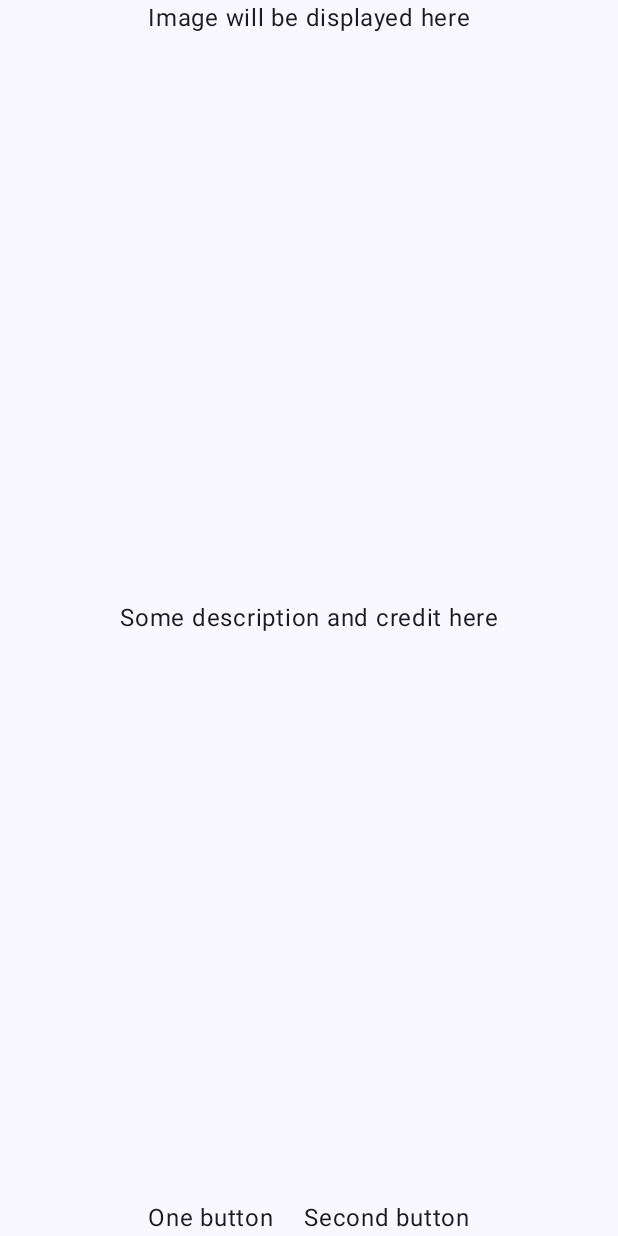
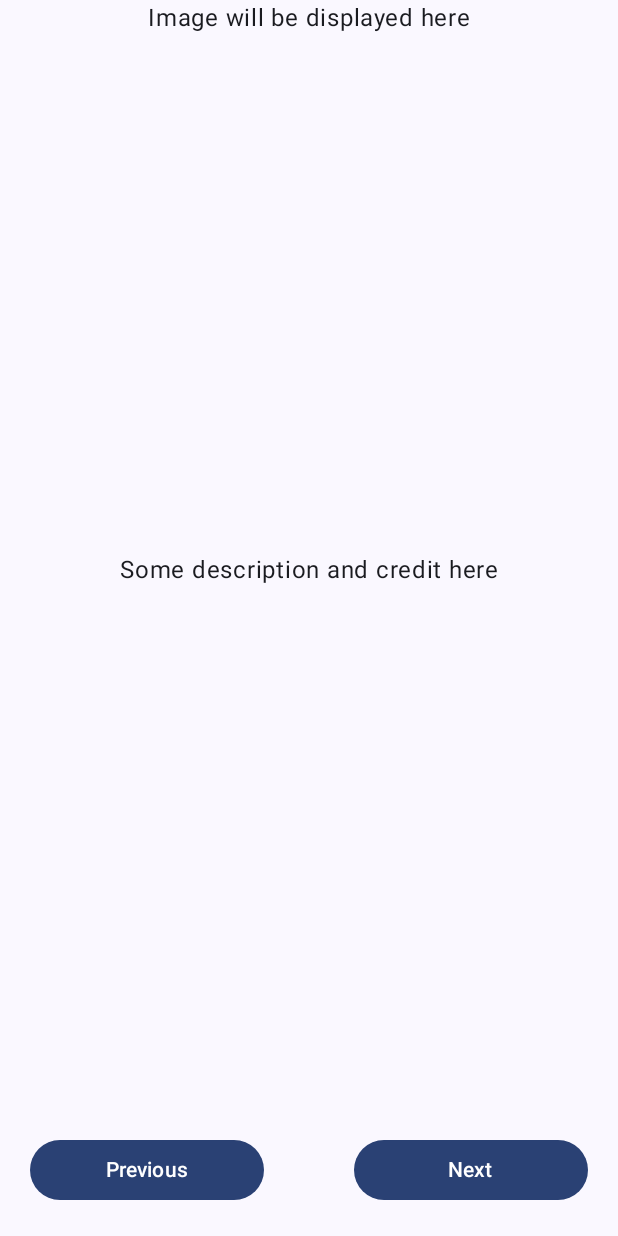
Before and after one commit to UsmanQT/kotlin-android-learn, an Android app built with Jetpack Compose: the screen it shows after launch (MainActivity), on a phone screen of 412 x 824 dp. Run offline under Robolectric (Android 15) with nearby library versions, the light colour scheme and no system bars.

Commit message:
added buttons and aligned them

```diff
--- a/app/src/main/java/com/example/artspaceapp/MainActivity.kt
+++ b/app/src/main/java/com/example/artspaceapp/MainActivity.kt
@@ -8,8 +8,12 @@ import androidx.compose.foundation.layout.Column
 import androidx.compose.foundation.layout.Row
 import androidx.compose.foundation.layout.Spacer
 import androidx.compose.foundation.layout.fillMaxSize
+import androidx.compose.foundation.layout.fillMaxWidth
+import androidx.compose.foundation.layout.padding
 import androidx.compose.foundation.layout.size
 import androidx.compose.foundation.layout.wrapContentSize
+import androidx.compose.foundation.layout.wrapContentWidth
+import androidx.compose.material3.Button
 import androidx.compose.material3.MaterialTheme
 import androidx.compose.material3.Surface
 import androidx.compose.material3.Text
@@ -57,15 +61,25 @@ fun ArtSpaceLayout(modifier: Modifier = Modifier) {
         Row (
             horizontalArrangement = Arrangement.SpaceBetween
         ){
-            Text(
-                text = "One button",
+            Button(
                 modifier = modifier
-            )
+                    .weight(1f)
+                    .padding(horizontal = 20.dp, vertical = 20.dp)
+                ,
+                onClick = { /*TODO*/ },
+            ) {
+                Text(text = "Previous")
+            }
             Spacer(modifier = modifier.size(20.dp))
-            Text(
-                text = "Second button",
+            Button(
                 modifier = modifier
-            )
+                    .weight(1f)
+                    .padding(horizontal = 20.dp, vertical = 20.dp)
+                ,
+                onClick = { /*TODO*/ },
+            ) {
+                Text(text = "Next")
+            }
         }
 
     }
```
